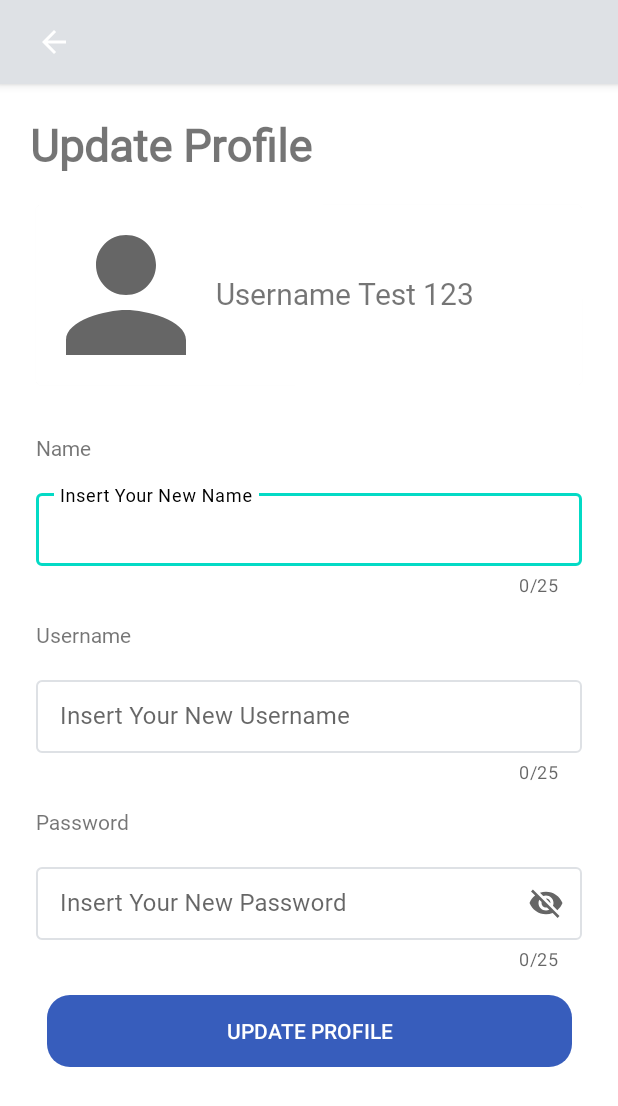
After one commit to vinsensiuschristo/alp, an Android app: the UpdateProfileActivity screen opened directly, with no data from a screen before it, on a phone screen of 412 x 824 dp. The commit adds this screen. Shown: the top 1106 px of the screen. Run offline under Robolectric (Android 15) with nearby library versions, the phone set to English and light mode, and no system bars.

Commit message:
UpdateProfile Done

```diff
--- a/app/src/main/java/com/example/alp/Activity/ProfileFragment.java
+++ b/app/src/main/java/com/example/alp/Activity/ProfileFragment.java
@@ -1,5 +1,6 @@
 package com.example.alp.Activity;
 
+import android.content.Intent;
 import android.os.Bundle;
 
 import androidx.fragment.app.Fragment;
@@ -7,7 +8,10 @@ import androidx.fragment.app.Fragment;
 import android.view.LayoutInflater;
 import android.view.View;
 import android.view.ViewGroup;
+import android.widget.Button;
 
+import com.example.alp.HomeActivity;
+import com.example.alp.MainActivity;
 import com.example.alp.R;
 
 /**
@@ -16,6 +20,7 @@ import com.example.alp.R;
  * create an instance of this fragment.
  */
 public class ProfileFragment extends Fragment {
+    Button buttonUpdate;
 
     // TODO: Rename parameter arguments, choose names that match
     // the fragment initialization parameters, e.g. ARG_ITEM_NUMBER
@@ -54,6 +59,8 @@ public class ProfileFragment extends Fragment {
         if (getArguments() != null) {
             mParam1 = getArguments().getString(ARG_PARAM1);
             mParam2 = getArguments().getString(ARG_PARAM2);
+
+
         }
     }
 
@@ -61,6 +68,17 @@ public class ProfileFragment extends Fragment {
     public View onCreateView(LayoutInflater inflater, ViewGroup container,
                              Bundle savedInstanceState) {
         // Inflate the layout for this fragment
-        return inflater.inflate(R.layout.fragment_profile, container, false);
+        View view = inflater.inflate(R.layout.fragment_profile, container, false);
+
+        Button btnUpdate = (Button) view.findViewById(R.id.buttonUpdate );
+        btnUpdate.setOnClickListener(new View.OnClickListener() {
+            @Override
+            public void onClick(View v) {
+                Intent intent = new Intent(getActivity(),UpdateProfileActivity.class);
+                startActivity(intent);
+            }
+        });
+
+        return view;
     }
 }
--- /dev/null
+++ b/app/src/main/java/com/example/alp/Activity/UpdateProfileActivity.java
@@ -0,0 +1,38 @@
+package com.example.alp.Activity;
+
+import androidx.appcompat.app.AppCompatActivity;
+import androidx.fragment.app.Fragment;
+
+import android.content.Intent;
+import android.os.Bundle;
+import android.view.View;
+import android.widget.Button;
+import android.widget.ImageButton;
+
+import com.example.alp.R;
+
+public class UpdateProfileActivity extends AppCompatActivity {
+
+    @Override
+    protected void onCreate(Bundle savedInstanceState) {
+        super.onCreate(savedInstanceState);
+        setContentView(R.layout.activity_update_profile);
+
+        ImageButton iconButton = (ImageButton) findViewById(R.id.backIcon);
+        Fragment fragment = new ProfileFragment();
+
+        iconButton.setOnClickListener(new View.OnClickListener() {
+            @Override
+            public void onClick(View v) {
+//                Intent intent = new Intent(UpdateProfileActivity.this,ProfileFragment.class);
+//                startActivity(intent);
+//                getSupportFragmentManager().beginTransaction().replace(R.id.container, new ProfileFragment()).commit();
+                finish();
+            }
+        });
+
+
+
+
+    }
+}
--- a/app/src/main/java/com/example/alp/HomeActivity.java
+++ b/app/src/main/java/com/example/alp/HomeActivity.java
@@ -73,7 +73,7 @@ public class HomeActivity extends AppCompatActivity implements NavigationView.On
             case R.id.menuAbout:
                 getSupportFragmentManager().beginTransaction().replace(R.id.fragment_container,new AboutFragment()).commit();
                 break;
-            case R.id.home:
+            case R.id.menuHome:
                 Intent homeIntent = new Intent(this, HomeActivity.class);
                 startActivity(homeIntent);
                 break;
--- a/app/src/main/res/drawable/ic_baseline_arrow_back_24.xml
+++ b/app/src/main/res/drawable/ic_baseline_arrow_back_24.xml
@@ -1,11 +1,5 @@
-<vector xmlns:android="http://schemas.android.com/apk/res/android"
-    android:width="24dp"
-    android:height="24dp"
-    android:viewportWidth="24"
-    android:viewportHeight="24"
-    android:tint="?attr/colorControlNormal"
-    android:autoMirrored="true">
-  <path
-      android:fillColor="@android:color/white"
-      android:pathData="M20,11H7.83l5.59,-5.59L12,4l-8,8 8,8 1.41,-1.41L7.83,13H20v-2z"/>
+<vector android:autoMirrored="true" android:height="24dp"
+    android:tint="#FFFFFF" android:viewportHeight="24"
+    android:viewportWidth="24" android:width="24dp" xmlns:android="http://schemas.android.com/apk/res/android">
+    <path android:fillColor="@android:color/white" android:pathData="M20,11H7.83l5.59,-5.59L12,4l-8,8 8,8 1.41,-1.41L7.83,13H20v-2z"/>
 </vector>
--- /dev/null
+++ b/app/src/main/res/layout/activity_update_profile.xml
@@ -0,0 +1,213 @@
+<?xml version="1.0" encoding="utf-8"?>
+<androidx.constraintlayout.widget.ConstraintLayout xmlns:android="http://schemas.android.com/apk/res/android"
+    xmlns:app="http://schemas.android.com/apk/res-auto"
+    xmlns:tools="http://schemas.android.com/tools"
+    android:layout_width="match_parent"
+    android:layout_height="match_parent"
+    tools:context=".Activity.UpdateProfileActivity">
+
+    <FrameLayout
+        android:layout_width="match_parent"
+        android:layout_height="match_parent"
+        android:id="@+id/container"/>
+
+    <androidx.appcompat.widget.Toolbar
+        android:id="@+id/my_toolbar"
+        android:layout_width="match_parent"
+        android:layout_height="?attr/actionBarSize"
+        android:background="@color/primary"
+        android:elevation="4dp"
+        android:theme="@style/ThemeOverlay.AppCompat.ActionBar"
+        app:layout_constraintEnd_toEndOf="parent"
+        app:layout_constraintStart_toStartOf="parent"
+        app:layout_constraintTop_toTopOf="parent"
+        app:popupTheme="@style/ThemeOverlay.AppCompat.Light">
+
+        <ImageButton
+            android:layout_width="40dp"
+            android:layout_height="40dp"
+            android:src="@drawable/ic_baseline_arrow_back_24"
+            android:background="@color/primary"
+            android:id="@+id/backIcon"
+            />
+
+    </androidx.appcompat.widget.Toolbar>
+
+    <TextView
+        android:id="@+id/textView6"
+        android:layout_width="wrap_content"
+        android:layout_height="wrap_content"
+        android:layout_marginStart="10dp"
+        android:layout_marginTop="10dp"
+        android:fontFamily="@font/rubik_regular"
+        android:padding="10dp"
+        android:text="Update Profile"
+        android:textSize="30sp"
+        android:textStyle="bold"
+        app:layout_constraintStart_toStartOf="parent"
+        app:layout_constraintTop_toBottomOf="@+id/my_toolbar" />
+
+    <com.google.android.material.card.MaterialCardView
+        android:id="@+id/materialCardView"
+        android:layout_width="match_parent"
+        android:layout_height="wrap_content"
+        android:layout_marginStart="24dp"
+        android:layout_marginTop="10dp"
+        android:layout_marginEnd="24dp"
+        app:layout_constraintEnd_toEndOf="parent"
+        app:layout_constraintStart_toStartOf="parent"
+        app:layout_constraintTop_toBottomOf="@+id/textView6">
+
+        <androidx.constraintlayout.widget.ConstraintLayout
+            android:layout_width="120dp"
+            android:layout_height="120dp"
+            android:orientation="vertical">
+
+            <ImageView
+                android:layout_width="match_parent"
+                android:layout_height="match_parent"
+                android:src="@drawable/ic_baseline_person_24" />
+
+        </androidx.constraintlayout.widget.ConstraintLayout>
+
+        <TextView
+            android:layout_width="match_parent"
+            android:layout_height="wrap_content"
+            android:layout_marginStart="120dp"
+            android:layout_marginTop="45dp"
+            android:fontFamily="@font/rubik_regular"
+            android:text="Username Test 123"
+            android:textSize="20sp" />
+
+    </com.google.android.material.card.MaterialCardView>
+
+    <TextView
+        android:id="@+id/textView2"
+        android:layout_width="wrap_content"
+        android:layout_height="wrap_content"
+        android:layout_marginStart="24dp"
+        android:layout_marginTop="32dp"
+        android:fontFamily="@font/rubik_regular"
+        android:text="Name"
+        app:layout_constraintStart_toStartOf="parent"
+        app:layout_constraintTop_toBottomOf="@+id/materialCardView" />
+
+    <com.google.android.material.textfield.TextInputLayout
+        android:id="@+id/textInputLayout"
+        style="@style/LoginTextInputLayoutStyle"
+        android:layout_width="match_parent"
+        android:layout_height="wrap_content"
+        android:layout_marginStart="24dp"
+        android:layout_marginTop="15dp"
+        android:layout_marginEnd="24dp"
+        app:layout_constraintEnd_toEndOf="parent"
+        app:layout_constraintStart_toStartOf="parent"
+        app:layout_constraintTop_toBottomOf="@+id/textView2"
+        app:counterEnabled="true"
+        app:counterMaxLength="25"
+        app:endIconMode="clear_text"
+        app:helperTextTextColor="@color/black">
+
+        <com.google.android.material.textfield.TextInputEditText
+            android:layout_width="match_parent"
+            android:layout_height="wrap_content"
+            android:hint="Insert Your New Name"
+            android:fontFamily="@font/rubik_regular"
+            android:maxLength="25"
+            android:textColor="@color/black"
+            android:textColorLink="@color/black"/>
+
+    </com.google.android.material.textfield.TextInputLayout>
+
+    <TextView
+        android:id="@+id/textView4"
+        android:layout_width="wrap_content"
+        android:layout_height="wrap_content"
+        android:layout_marginStart="24dp"
+        android:layout_marginTop="15dp"
+        android:fontFamily="@font/rubik_regular"
+        android:text="Username"
+        app:layout_constraintStart_toStartOf="parent"
+        app:layout_constraintTop_toBottomOf="@+id/textInputLayout" />
+
+    <com.google.android.material.textfield.TextInputLayout
+        android:id="@+id/textInputLayout2"
+        style="@style/LoginTextInputLayoutStyle"
+        android:layout_width="match_parent"
+        android:layout_height="wrap_content"
+        android:layout_marginStart="24dp"
+        android:layout_marginTop="15dp"
+        android:layout_marginEnd="24dp"
+        app:layout_constraintEnd_toEndOf="parent"
+        app:layout_constraintStart_toStartOf="parent"
+        app:layout_constraintTop_toBottomOf="@+id/textView4"
+        app:counterEnabled="true"
+        app:counterMaxLength="25"
+        app:endIconMode="clear_text"
+        app:helperTextTextColor="@color/black">
+
+        <com.google.android.material.textfield.TextInputEditText
+            android:layout_width="match_parent"
+            android:layout_height="wrap_content"
+            android:hint="Insert Your New Username"
+            android:fontFamily="@font/rubik_regular"
+            android:maxLength="25"
+            android:textColor="@color/black" />
+
+    </com.google.android.material.textfield.TextInputLayout>
+
+    <TextView
+        android:id="@+id/textView5"
+        android:layout_width="wrap_content"
+        android:layout_height="wrap_content"
+        android:layout_marginStart="24dp"
+        android:layout_marginTop="15dp"
+        android:fontFamily="@font/rubik_regular"
+        android:text="Password"
+        app:layout_constraintStart_toStartOf="parent"
+        app:layout_constraintTop_toBottomOf="@+id/textInputLayout2" />
+
+    <com.google.android.material.textfield.TextInputLayout
+        android:id="@+id/textInputLayout3"
+        style="@style/LoginTextInputLayoutStyle"
+        android:layout_width="match_parent"
+        android:layout_height="wrap_content"
+        android:layout_marginStart="24dp"
+        android:layout_marginTop="15dp"
+        android:layout_marginEnd="24dp"
+        app:layout_constraintEnd_toEndOf="parent"
+        app:layout_constraintStart_toStartOf="parent"
+        app:layout_constraintTop_toBottomOf="@+id/textView5"
+        app:counterEnabled="true"
+        app:counterMaxLength="25"
+        app:endIconMode="password_toggle"
+        app:helperTextTextColor="@color/black">
+
+        <com.google.android.material.textfield.TextInputEditText
+            android:layout_width="match_parent"
+            android:layout_height="wrap_content"
+            android:hint="Insert Your New Password"
+            android:fontFamily="@font/rubik_regular"
+            android:maxLength="25"
+            android:textColor="@color/black" />
+
+    </com.google.android.material.textfield.TextInputLayout>
+
+
+    <androidx.appcompat.widget.AppCompatButton
+        android:id="@+id/buttonLogin"
+        android:layout_width="350dp"
+        android:layout_height="wrap_content"
+        android:layout_marginStart="32dp"
+        android:layout_marginTop="16dp"
+        android:layout_marginEnd="32dp"
+        android:background="@drawable/button_rounded"
+        android:backgroundTint="@color/blueButton"
+        android:text="Update Profile"
+        android:textColor="@color/white"
+        app:layout_constraintEnd_toEndOf="parent"
+        app:layout_constraintStart_toStartOf="parent"
+        app:layout_constraintTop_toBottomOf="@+id/textInputLayout3" />
+
+
+</androidx.constraintlayout.widget.ConstraintLayout>
--- a/app/src/main/res/layout/fragment_profile.xml
+++ b/app/src/main/res/layout/fragment_profile.xml
@@ -177,7 +177,7 @@
 
 
         <androidx.appcompat.widget.AppCompatButton
-            android:id="@+id/buttonLogin"
+            android:id="@+id/buttonUpdate"
             android:layout_width="350dp"
             android:layout_height="wrap_content"
             android:layout_marginStart="32dp"
--- a/app/src/main/res/values/themes.xml
+++ b/app/src/main/res/values/themes.xml
@@ -16,6 +16,22 @@
 
 <!--NewTheme-->
     <style name="Theme.NewTheme" parent="Theme.MaterialComponents.DayNight.NoActionBar">
+        <!-- Primary brand color. -->
+        <item name="colorPrimary">@color/black</item>
+        <item name="colorPrimaryVariant">@color/primary</item>
+        <item name="colorOnPrimary">@color/primary</item>
+        <!-- Secondary brand color. -->
+        <item name="colorSecondary">@color/teal_200</item>
+        <item name="colorSecondaryVariant">@color/teal_700</item>
+        <item name="colorOnSecondary">@color/black</item>
+        <!-- Status bar color. -->
+        <item name="android:statusBarColor" tools:targetApi="l">?attr/colorPrimaryVariant</item>
+        <!-- Customize your theme here. -->
+        <item name="textInputStyle">@style/LoginTextInputLayoutStyle</item>
+    </style>
+
+<!--UpdateProfileTheme-->
+    <style name="Theme.UpdateProfileTheme" parent="Theme.MaterialComponents.DayNight.NoActionBar">
         <!-- Primary brand color. -->
         <item name="colorPrimary">@color/black</item>
         <item name="colorPrimaryVariant">@color/primary</item>
@@ -50,6 +66,19 @@
     <style name="LoginTextInputLayoutStyle" parent="Widget.MaterialComponents.TextInputLayout.OutlinedBox.Dense">
         <item name="boxStrokeColor">@color/text_input_box_stroke</item>
     </style>
+
+<!--    updateProfileBox-->
+    <style name="TextLabel" parent="TextAppearance.AppCompat">
+        <!-- Hint color and label color in FALSE state -->
+        <item name="android:textColorHint">@color/black</item>
+        <item name="android:textSize">20sp</item>
+        <!-- Label color in TRUE state and bar color FALSE and TRUE State -->
+        <item name="colorAccent">@color/black</item>
+        <item name="colorControlNormal">@color/black</item>
+        <item name="colorControlActivated">@color/black</item>
+    </style>
+
+
 <!--BlueButton-->
     <style name="blueButton" parent="ThemeOverlay.AppCompat">
         <item name="colorAccent">@color/blueButton</item>
```
Also changed, not shown: app/src/main/AndroidManifest.xml (+6 -1 lines).
